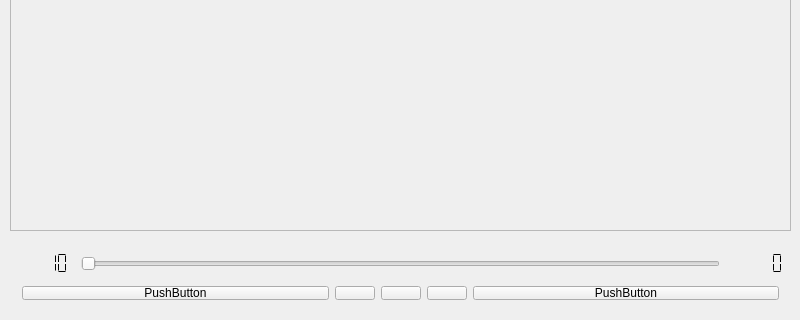
Old version of the form M_A_C/Forms/mainwindow.ui in the repository 4k1x/M_A_C; both pictures show x 0 to 800 and y 169 to 489 of the 800 by 489 pixel window.
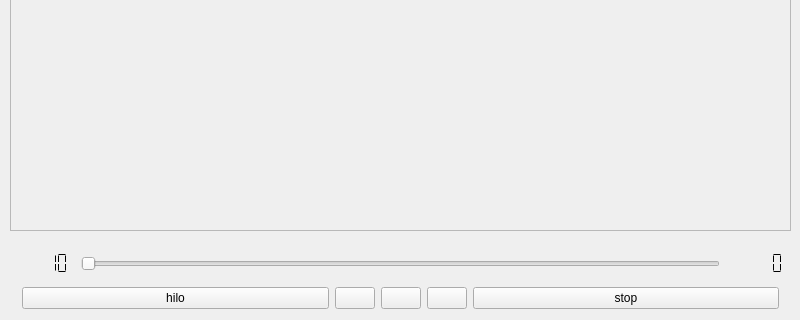
New version of the form. Icons and pictures are not drawn.

The edit to the form file:
```diff
--- a/M_A_C/Forms/mainwindow.ui
+++ b/M_A_C/Forms/mainwindow.ui
@@ -69,7 +69,7 @@
       <x>0</x>
       <y>410</y>
       <width>801</width>
-      <height>81</height>
+      <height>91</height>
      </rect>
     </property>
     <layout class="QVBoxLayout" name="verticalLayout">
@@ -161,7 +161,7 @@
         <item>
          <widget class="QPushButton" name="pushButton_8">
           <property name="text">
-           <string>PushButton</string>
+           <string>hilo</string>
           </property>
          </widget>
         </item>
@@ -237,7 +237,7 @@
         <item>
          <widget class="QPushButton" name="pushButton_5">
           <property name="text">
-           <string>PushButton</string>
+           <string>stop</string>
           </property>
          </widget>
         </item>
```
Left out of the diff: 25 changed lines with no effect on the pictures.
